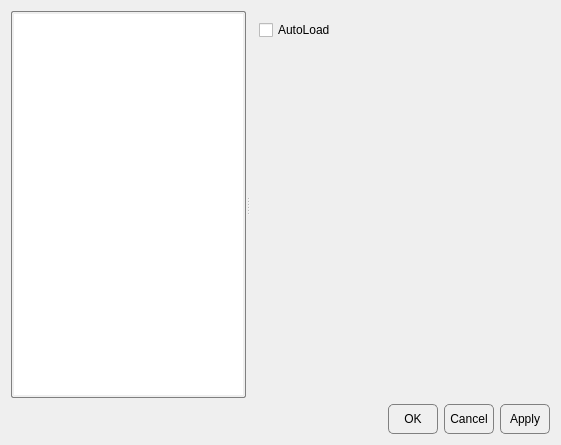
tiangaomingjing/M4, file ServoMain/MainGTSD/Option/OptionDialog/optiondialog.ui: the form before one commit.
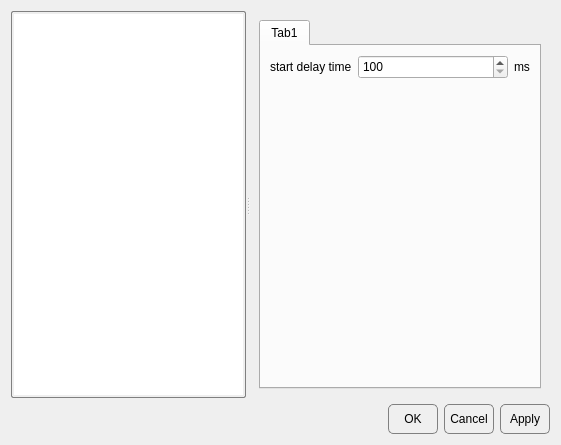
The form after the commit. Icons and pictures are not drawn.

```diff
--- a/ServoMain/MainGTSD/Option/OptionDialog/optiondialog.ui
+++ b/ServoMain/MainGTSD/Option/OptionDialog/optiondialog.ui
@@ -141,7 +141,7 @@
        </size>
       </property>
       <property name="currentIndex">
-       <number>1</number>
+       <number>2</number>
       </property>
       <widget class="QWidget" name="userlogin">
        <layout class="QVBoxLayout" name="verticalLayout_2" stretch="2,1">
@@ -329,6 +329,71 @@
         </item>
        </layout>
       </widget>
+      <widget class="QWidget" name="plotWidget">
+       <layout class="QVBoxLayout" name="verticalLayout_6">
+        <item>
+         <widget class="QTabWidget" name="tabWidget">
+          <property name="currentIndex">
+           <number>0</number>
+          </property>
+          <widget class="QWidget" name="tab">
+           <attribute name="title">
+            <string>Tab1</string>
+           </attribute>
+           <layout class="QVBoxLayout" name="verticalLayout_7">
+            <item>
+             <layout class="QHBoxLayout" name="horizontalLayout_7" stretch="0,1,0">
+              <item>
+               <widget class="QLabel" name="label_2">
+                <property name="text">
+                 <string>start delay time</string>
+                </property>
+               </widget>
+              </item>
+              <item>
+               <widget class="QSpinBox" name="spinBox_delayTime">
+                <property name="minimumSize">
+                 <size>
+                  <width>0</width>
+                  <height>24</height>
+                 </size>
+                </property>
+                <property name="minimum">
+                 <number>100</number>
+                </property>
+                <property name="maximum">
+                 <number>65535</number>
+                </property>
+               </widget>
+              </item>
+              <item>
+               <widget class="QLabel" name="label_3">
+                <property name="text">
+                 <string>ms</string>
+                </property>
+               </widget>
+              </item>
+             </layout>
+            </item>
+            <item>
+             <spacer name="verticalSpacer_2">
+              <property name="orientation">
+               <enum>Qt::Vertical</enum>
+              </property>
+              <property name="sizeHint" stdset="0">
+               <size>
+                <width>20</width>
+                <height>40</height>
+               </size>
+              </property>
+             </spacer>
+            </item>
+           </layout>
+          </widget>
+         </widget>
+        </item>
+       </layout>
+      </widget>
      </widget>
     </widget>
    </item>
```
